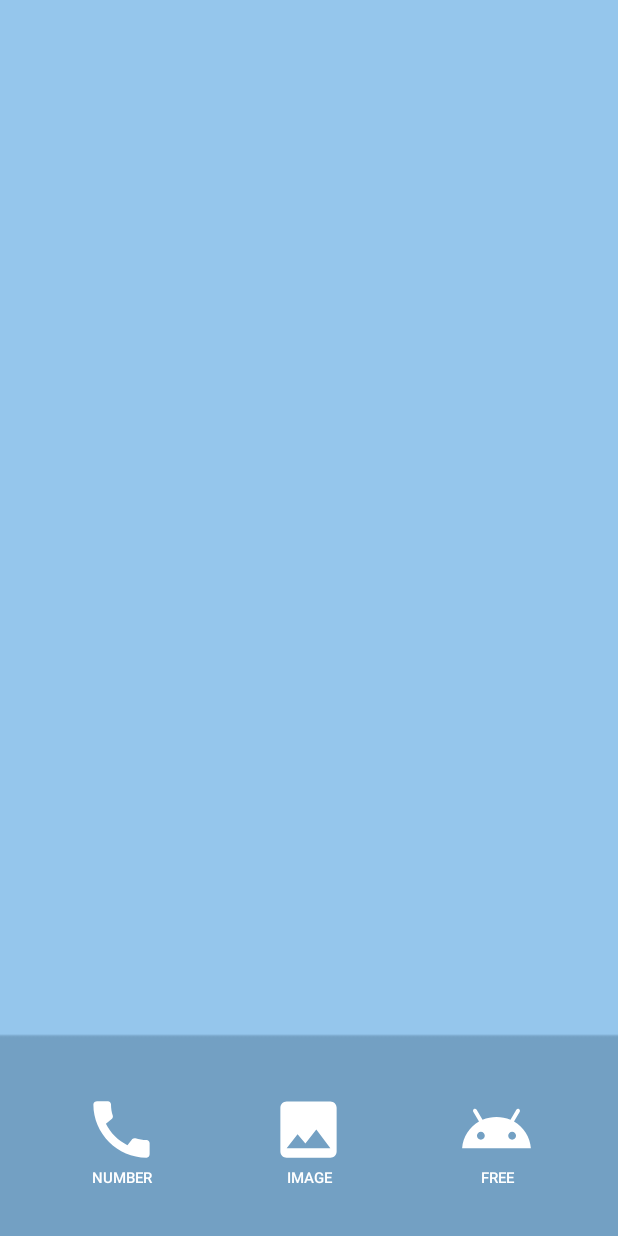
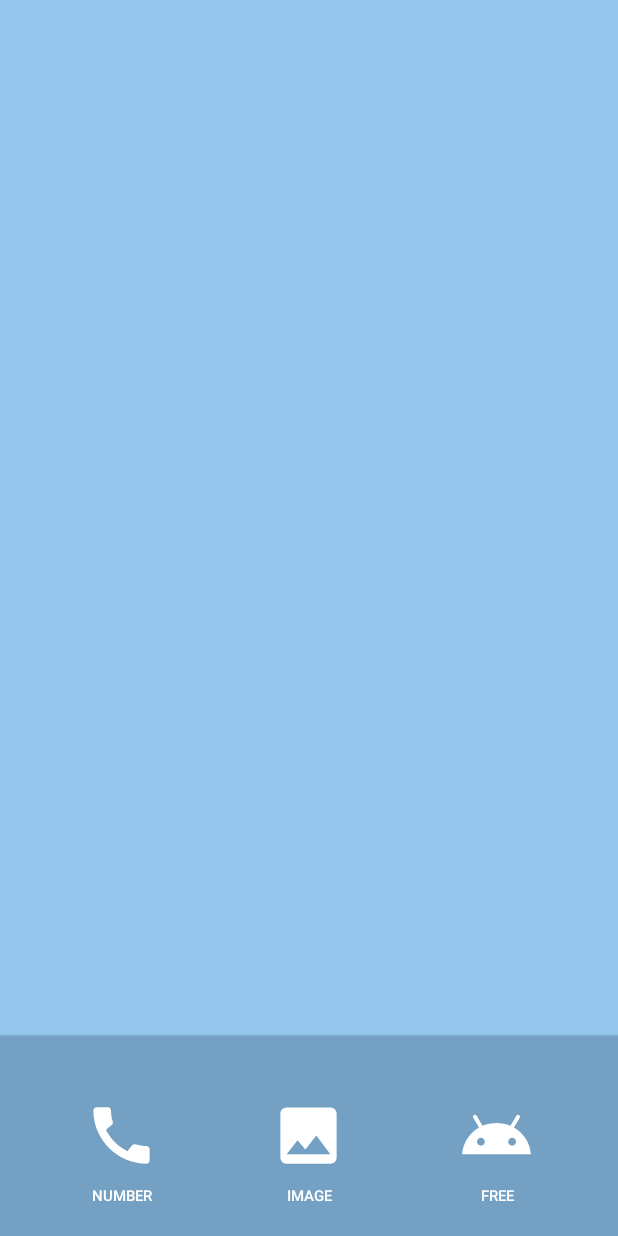
Before and after one commit to west-sea/final-project, an Android app: the screen it shows after launch (MainActivity), on a phone screen of 412 x 824 dp. Run offline under Robolectric (Android 15) with nearby library versions, the phone set to English and light mode, and no system bars.

Commit message:
Update activity_main.xml

```diff
--- a/app/src/main/res/layout/activity_main.xml
+++ b/app/src/main/res/layout/activity_main.xml
@@ -18,10 +18,11 @@
         android:textColor="@color/white"
         android:textSize="10sp"
         android:drawableTop="@drawable/ic_img"
+        android:drawablePadding="8dp"
         app:layout_constraintEnd_toStartOf="@id/freebut"
         app:layout_constraintHorizontal_bias="0.33"
         app:layout_constraintStart_toEndOf="@id/numbut"
-        android:paddingBottom="32dp"
+        android:paddingBottom="20dp"
         app:layout_constraintBottom_toBottomOf="parent"
  />
 
@@ -35,11 +36,12 @@
         android:textColor="@color/white"
         android:textSize="10sp"
         android:drawableTop="@drawable/ic_num"
+        android:drawablePadding="8dp"
         android:background="@drawable/button_img"
         app:layout_constraintEnd_toStartOf="@id/imgbut"
         app:layout_constraintHorizontal_bias="0.33"
         app:layout_constraintStart_toStartOf="parent"
-        android:paddingBottom="32dp"
+        android:paddingBottom="20dp"
         app:layout_constraintBottom_toBottomOf="parent" />
 
     <Button
@@ -53,11 +55,12 @@
         android:textSize="10sp"
 
         android:drawableTop="@drawable/ic_free"
+        android:drawablePadding="8dp"
         android:background="@drawable/button_img"
         app:layout_constraintEnd_toEndOf="parent"
         app:layout_constraintHorizontal_bias="0.33"
         app:layout_constraintStart_toEndOf="@id/imgbut"
-        android:paddingBottom="32dp"
+        android:paddingBottom="20dp"
         app:layout_constraintBottom_toBottomOf="parent" />
 
 </androidx.constraintlayout.widget.ConstraintLayout>
```
